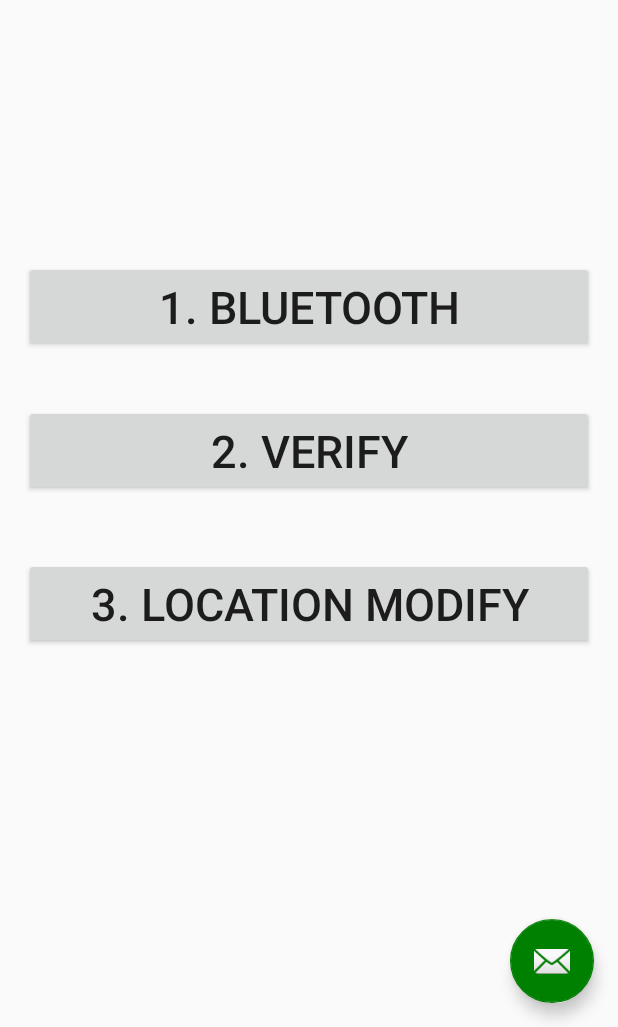
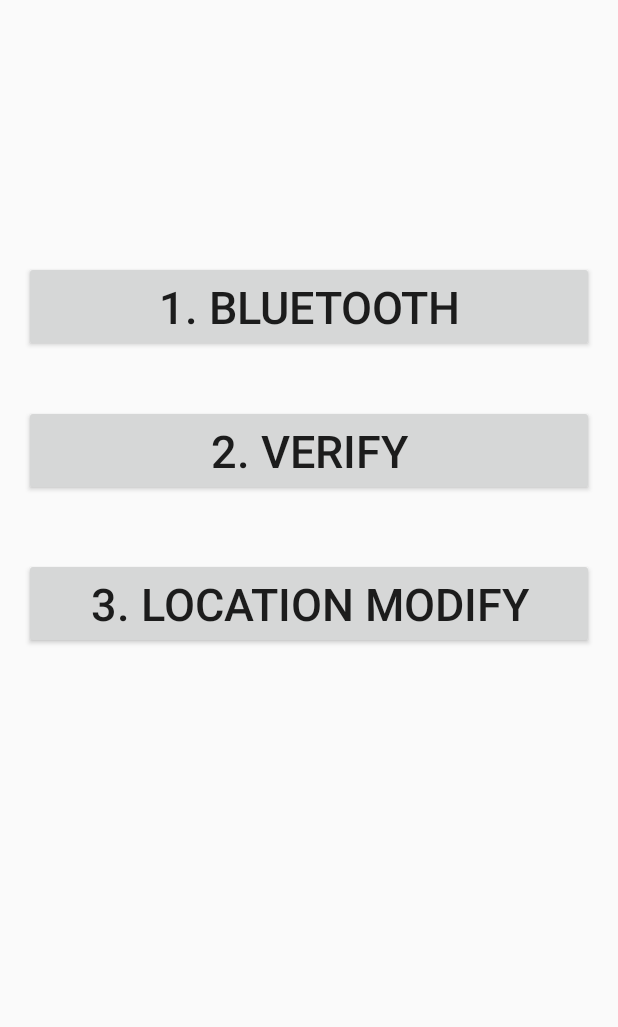
Before and after one commit to RabbitG29/BeaconAutoDoor, an Android app: the screen it shows after launch (MainActivity), on a phone screen of 412 x 824 dp, the part 209-1236 px from its top. Run offline under Robolectric (Android 15) with nearby library versions, the phone set to English and light mode, and no system bars.

Commit message:
add - get UUID delete - widget

```diff
--- a/app/build.gradle
+++ b/app/build.gradle
@@ -6,7 +6,7 @@ android {
     defaultConfig {
         applicationId "com.example.kdh.beacontest"
         minSdkVersion 15
-        targetSdkVersion 25
+        targetSdkVersion 22
         versionCode 1
         versionName "1.0"
         testInstrumentationRunner "android.support.test.runner.AndroidJUnitRunner"
--- a/app/src/main/AndroidManifest.xml
+++ b/app/src/main/AndroidManifest.xml
@@ -4,7 +4,7 @@
 
     <uses-permission android:name="android.permission.BLUETOOTH_ADMIN" />
     <uses-permission android:name="android.permission.BLUETOOTH" />
-
+    <uses-permission android:name="android.permission.READ_PHONE_STATE" />
     <application
         android:allowBackup="true"
         android:icon="@mipmap/ic_launcher"
--- a/app/src/main/java/com/example/kdh/beacontest/MainActivity.java
+++ b/app/src/main/java/com/example/kdh/beacontest/MainActivity.java
@@ -1,5 +1,6 @@
 package com.example.kdh.beacontest;
 
+import android.content.Context;
 import android.os.Bundle;
 import android.os.Handler;
 import android.os.Message;
@@ -7,26 +8,41 @@ import android.support.design.widget.FloatingActionButton;
 import android.support.design.widget.Snackbar;
 import android.support.v7.app.AppCompatActivity;
 import android.support.v7.widget.Toolbar;
+import android.telephony.TelephonyManager;
 import android.util.Log;
 import android.view.View;
 import android.view.Menu;
 import android.view.MenuItem;
 import android.widget.Button;
+import android.widget.TextView;
 import android.widget.Toast;
 import android.content.DialogInterface;
 import android.support.v7.app.AlertDialog;
 
 
+import org.apache.http.params.HttpConnectionParams;
+import org.apache.http.params.HttpParams;
+import org.json.JSONException;
+import org.json.JSONObject;
+
+import java.io.IOException;
+import java.net.URI;
+import java.net.URISyntaxException;
 import java.util.ArrayList;
 import java.util.List;
+import java.util.UUID;
+
+import static java.net.Proxy.Type.HTTP;
 
 public class MainActivity extends AppCompatActivity {
 
     private long lastTimeBackPressed;
     private Button btn_Connect;
+    private Button modifybutton;
+    private bluetooth bluetoothService_obj = null;
+    private Button verifybutton;
+    private static final String TAG = "MAIN";
 
-    private bluetooth bluetoothService_obj = null;
-    private static final String TAG = "MAIN";
 
 
     private final Handler mHandler = new Handler() {
@@ -37,10 +53,6 @@ public class MainActivity extends AppCompatActivity {
         }
     };
 
-    private Button modifybutton;
-
-
-
     @Override
     protected void onCreate(Bundle savedInstanceState) {
         super.onCreate(savedInstanceState);
@@ -48,6 +60,7 @@ public class MainActivity extends AppCompatActivity {
         setContentView(R.layout.activity_main);
         Toolbar toolbar = (Toolbar) findViewById(R.id.toolbar);
         setSupportActionBar(toolbar);
+
 
         btn_Connect = (Button) findViewById(R.id.bluetoothbutton);
         btn_Connect.setOnClickListener(bluetooth.mClickListener);
@@ -57,12 +70,14 @@ public class MainActivity extends AppCompatActivity {
             bluetoothService_obj = new bluetooth(this, mHandler);
         }
 
-        FloatingActionButton fab = (FloatingActionButton) findViewById(R.id.fab);
-        fab.setOnClickListener(new View.OnClickListener() {
+        verifybutton = (Button) findViewById(R.id.verifybutton);
+        verifybutton.setOnClickListener(new View.OnClickListener(){
+
             @Override
-            public void onClick(View view) {
-                Snackbar.make(view, "Replace with your own action", Snackbar.LENGTH_LONG)
-                        .setAction("Action", null).show();
+            public void onClick(View v2)
+            {
+                String useruuid = null;
+                useruuid = GetDevicesUUID(getBaseContext());
             }
         });
 
@@ -123,6 +138,16 @@ public class MainActivity extends AppCompatActivity {
         return super.onOptionsItemSelected(item);
     }
 
+    private String GetDevicesUUID(Context mContext){
+        final TelephonyManager tm = (TelephonyManager) mContext.getSystemService(Context.TELEPHONY_SERVICE);
+        final String tmDevice, tmSerial, androidId;
+        tmDevice = "" + tm.getDeviceId();
+        tmSerial = "" + tm.getSimSerialNumber();
+        androidId = "" + android.provider.Settings.Secure.getString(getContentResolver(), android.provider.Settings.Secure.ANDROID_ID);
+        UUID deviceUuid = new UUID(androidId.hashCode(), ((long)tmDevice.hashCode() << 32) | tmSerial.hashCode());
+        String deviceId = deviceUuid.toString();
+        return deviceId;
+    }
     @Override
     public void onBackPressed()
     {
--- a/app/src/main/res/layout/activity_main.xml
+++ b/app/src/main/res/layout/activity_main.xml
@@ -23,12 +23,4 @@
 
     <include layout="@layout/content_main" />
 
-    <android.support.design.widget.FloatingActionButton
-        android:id="@+id/fab"
-        android:layout_width="wrap_content"
-        android:layout_height="wrap_content"
-        android:layout_gravity="bottom|end"
-        android:layout_margin="@dimen/fab_margin"
-        app:srcCompat="@android:drawable/ic_dialog_email" />
-
-</android.support.design.widget.CoordinatorLayout>
+   </android.support.design.widget.CoordinatorLayout>
--- a/app/src/main/res/layout/content_main.xml
+++ b/app/src/main/res/layout/content_main.xml
@@ -21,6 +21,8 @@
         android:id="@+id/textView"
         android:layout_alignParentTop="true"
         android:layout_centerHorizontal="true" />
+
+
 
     <Button
         android:layout_width="match_parent"
```
